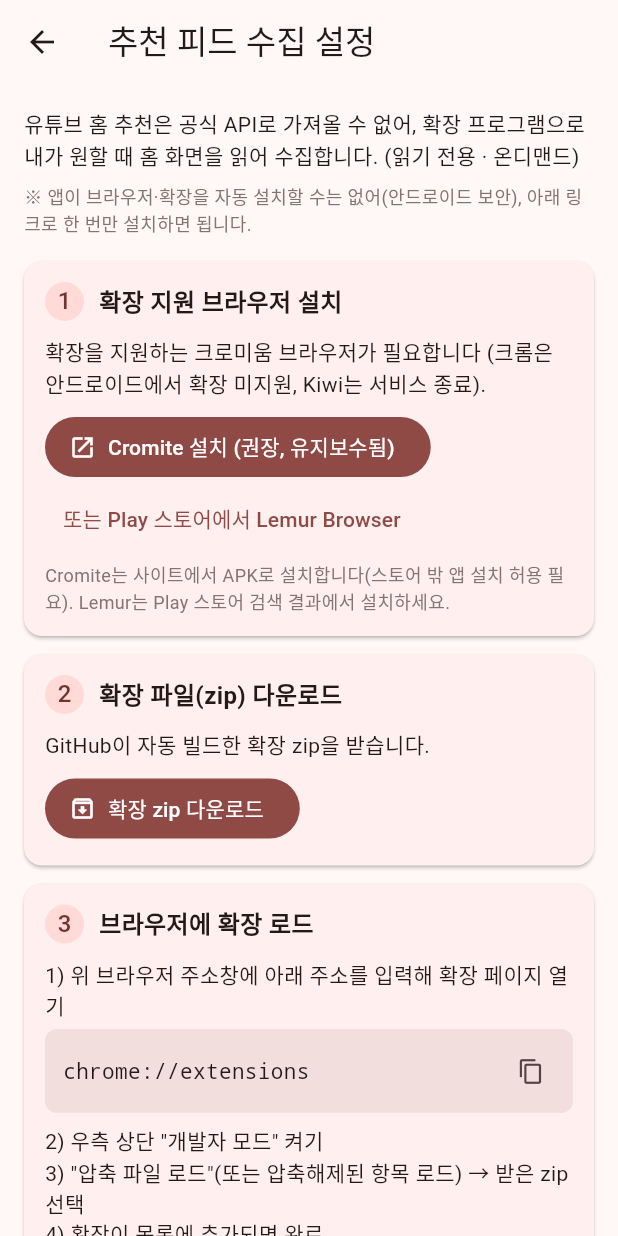
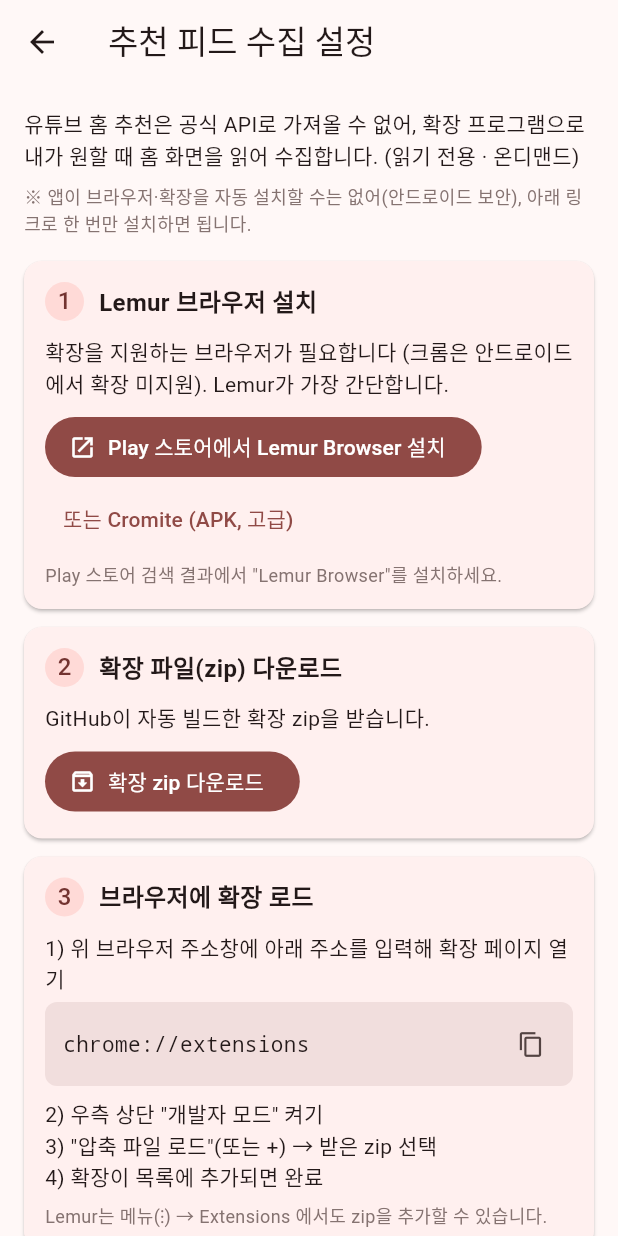
Before and after one commit to hongsytop-tech/Youtube-Filtering, a Flutter app: the CollectGuideScreen screen opened directly, on a phone screen of 412 x 824 dp. Run offline on Flutter 3.47's test engine with Material 3 defaults, Android fonts, the phone set to English and light mode, and no system bars; our stand-ins replace cached_network_image, flutter_dotenv, flutter_riverpod, go_router, shared_preferences, supabase_flutter and 1 more; missing offline and left inert: dart:js_interop; accounts and stored records are empty; network calls fail.

Commit message:
Make Lemur the primary browser in the collection guide
Lemur installs from the Play Store and loads the zip directly (simplest).
Cromite kept as an advanced/APK alternative.

Co-Authored-By: Claude Opus 4.8 <noreply@anthropic.com>
Claude-Session: https://claude.ai/code/session_01KqsggJx5GU2VY8m2xWj9Ty

```diff
--- a/lib/features/youtube/widgets/collect_guide.dart
+++ b/lib/features/youtube/widgets/collect_guide.dart
@@ -65,23 +65,22 @@ class CollectGuideScreen extends StatelessWidget {
 
           _StepCard(
             n: 1,
-            title: '확장 지원 브라우저 설치',
+            title: 'Lemur 브라우저 설치',
             children: [
-              const Text('확장을 지원하는 크로미움 브라우저가 필요합니다 '
-                  '(크롬은 안드로이드에서 확장 미지원, Kiwi는 서비스 종료).'),
+              const Text('확장을 지원하는 브라우저가 필요합니다 '
+                  '(크롬은 안드로이드에서 확장 미지원). Lemur가 가장 간단합니다.'),
               const SizedBox(height: 8),
               FilledButton.icon(
-                onPressed: () => _open(_cromiteUrl),
+                onPressed: () => _open(_lemurSearchUrl),
                 icon: const Icon(Icons.open_in_new),
-                label: const Text('Cromite 설치 (권장, 유지보수됨)'),
+                label: const Text('Play 스토어에서 Lemur Browser 설치'),
               ),
               TextButton(
-                onPressed: () => _open(_lemurSearchUrl),
-                child: const Text('또는 Play 스토어에서 Lemur Browser'),
+                onPressed: () => _open(_cromiteUrl),
+                child: const Text('또는 Cromite (APK, 고급)'),
               ),
               const SizedBox(height: 4),
-              const _Note('Cromite는 사이트에서 APK로 설치합니다(스토어 밖 앱 설치 허용 필요). '
-                  'Lemur는 Play 스토어 검색 결과에서 설치하세요.'),
+              const _Note('Play 스토어 검색 결과에서 "Lemur Browser"를 설치하세요.'),
             ],
           ),
 
@@ -111,8 +110,10 @@ class CollectGuideScreen extends StatelessWidget {
               ),
               const SizedBox(height: 8),
               const Text('2) 우측 상단 "개발자 모드" 켜기\n'
-                  '3) "압축 파일 로드"(또는 압축해제된 항목 로드) → 받은 zip 선택\n'
+                  '3) "압축 파일 로드"(또는 +) → 받은 zip 선택\n'
                   '4) 확장이 목록에 추가되면 완료'),
+              const SizedBox(height: 6),
+              const _Note('Lemur는 메뉴(⋮) → Extensions 에서도 zip을 추가할 수 있습니다.'),
             ],
           ),
 
```
Also changed, not shown: 1 other file.
